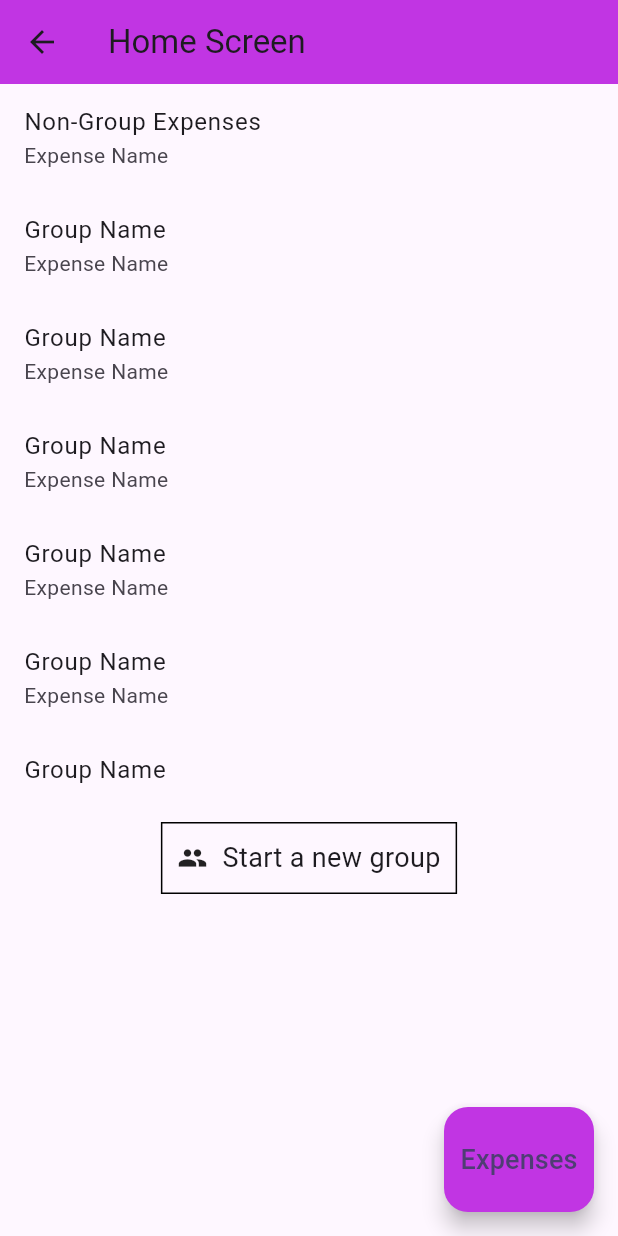
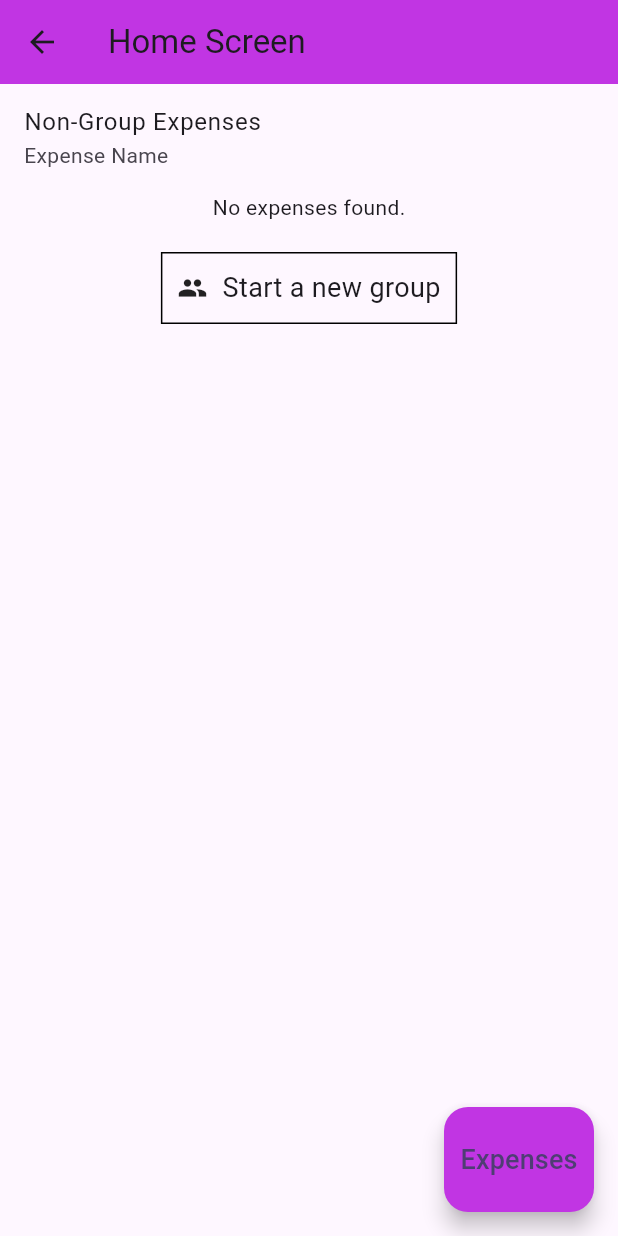
Before and after one commit to ShubhamSharma170/fair_share, a Flutter app: the HomeScreen screen opened by its route, on a phone screen of 412 x 824 dp. Run offline on Flutter 3.47's test engine with Material 3 defaults, Android fonts, the light colour scheme and no system bars; our stand-ins replace cloud_firestore, firebase_auth, firebase_core, google_sign_in; missing offline and left inert: drop_down_list; accounts and stored records are empty.

Commit message:
Complete group expenses and show group name with expense

```diff
--- a/lib/providers/firebase_method/firebase_method.dart
+++ b/lib/providers/firebase_method/firebase_method.dart
@@ -1,7 +1,5 @@
 import 'dart:developer';
-
 import 'package:cloud_firestore/cloud_firestore.dart';
-import 'package:firebase_core/firebase_core.dart';
 import 'package:flutter/material.dart';
 
 class FirebaseMethodProvider extends ChangeNotifier {
--- a/lib/routes/routes.dart
+++ b/lib/routes/routes.dart
@@ -1,4 +1,5 @@
-import 'package:fair_share/non-expenses/non-expenses_screen.dart';
+import 'package:fair_share/screens/group_expenses/group_expenses.dart';
+import 'package:fair_share/screens/non-expenses/non-expenses_screen.dart';
 
 import '../screens/addexpense/add_expense.dart';
 import 'package:fair_share/screens/auth/login_screen.dart';
@@ -35,6 +36,11 @@ class Routes {
         return MaterialPageRoute(
           builder: (BuildContext context) => const CreateGroupScreen(),
         );
+      case RoutesName.groupExpenses:
+        final args = settings.arguments as String;
+        return MaterialPageRoute(
+          builder: (BuildContext context) => GroupExpenses(groupId: args),
+        );
       default:
         return MaterialPageRoute(
           builder:
--- a/lib/routes/routes_name.dart
+++ b/lib/routes/routes_name.dart
@@ -5,4 +5,5 @@ class RoutesName {
   static const String addExpense = 'addExpense';
   static const String nonExpenses = 'non-expenses';
   static const String createGroup = 'create-group';
+  static const String groupExpenses = 'group-expenses';
 }
--- a/lib/screens/auth/login_screen.dart
+++ b/lib/screens/auth/login_screen.dart
@@ -92,7 +92,11 @@ class SignInScreen extends StatelessWidget {
                                 if (value) {
                                   emailController.clear();
                                   passwordController.clear();
-                                  Navigator.pushNamed(context, RoutesName.home);
+                                  Navigator.pushNamedAndRemoveUntil(
+                                    context,
+                                    RoutesName.home,
+                                    (route) => false,
+                                  );
                                 }
                               }
                             },
--- a/lib/screens/home/home_screen.dart
+++ b/lib/screens/home/home_screen.dart
@@ -1,4 +1,7 @@
 // ignore_for_file: unused_local_variable
+import 'dart:developer';
+
+import 'package:cloud_firestore/cloud_firestore.dart';
 import 'package:fair_share/constant/colors.dart';
 import 'package:fair_share/providers/firebase_method/firebase_method.dart';
 import 'package:fair_share/routes/routes_name.dart';
@@ -32,19 +35,58 @@ class _HomeScreenState extends State<HomeScreen> {
             },
           ),
 
-          SizedBox(
-            height: 400,
-            child: ListView.builder(
-              itemCount: 7,
-              itemBuilder: (context, index) {
-                return ListTile(
-                  title: Text("Group Name"),
-                  subtitle: Text("Expense Name"),
+          StreamBuilder(
+            stream:
+                FirebaseFirestore.instance
+                    .collection("groupExpense")
+                    .snapshots(),
+            builder: (context, snapshot) {
+              if (snapshot.connectionState == ConnectionState.waiting) {
+                return const Center(child: CircularProgressIndicator());
+              } else if (snapshot.hasError) {
+                return Center(child: Text('Error: ${snapshot.error}'));
+              } else if (!snapshot.hasData || snapshot.data!.docs.isEmpty) {
+                return const Center(child: Text('No expenses found.'));
+              } else {
+                return ListView.builder(
+                  itemCount: snapshot.data!.docs.length,
+                  shrinkWrap: true,
+                  physics: NeverScrollableScrollPhysics(),
+                  itemBuilder: (context, index) {
+                    log(
+                      "snapshot.data!.docs[index]: ${snapshot.data!.docs[index].id}",
+                    );
+                    return ListTile(
+                      title: Text("${snapshot.data!.docs[index]['groupName']}"),
+                      // subtitle: Text("Expense Name"),
+                      onTap: () {
+                        Navigator.pushNamed(
+                          context,
+                          RoutesName.groupExpenses,
+                          arguments: snapshot.data!.docs[index].id,
+                        );
+                      },
+                    );
+                  },
                 );
-              },
-            ),
+              }
+            },
           ),
+
+          // SizedBox(
+          //   height: 400,
+          //   child: ListView.builder(
+          //     itemCount: 7,
+          //     itemBuilder: (context, index) {
+          //       return ListTile(
+          //         title: Text("Group Name"),
+          //         subtitle: Text("Expense Name"),
+          //       );
+          //     },
+          //   ),
+          // ),
           SizedBox(height: 20),
+          // Expanded(child: StreamBuilder(stream: stream, builder: builder)),
           Row(
             mainAxisAlignment: MainAxisAlignment.center,
             children: [
```
Also changed, not shown: lib/home_page.dart (deleted, +0 -44 lines), lib/main.dart (+13 -4 lines), lib/screens/group_expenses/group_expenses.dart (added, +67 -0 lines), lib/screens/non-expenses/non-expenses_screen.dart (renamed from lib/non-expenses/non-expenses_screen.dart).
